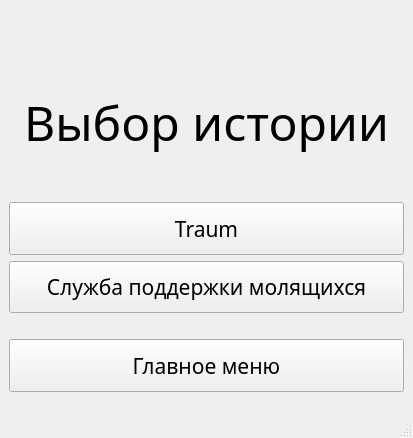
First picture: the form in CourseWork/choosingstory.ui, repository Daria2001/Course_Work_TP, before the edit.
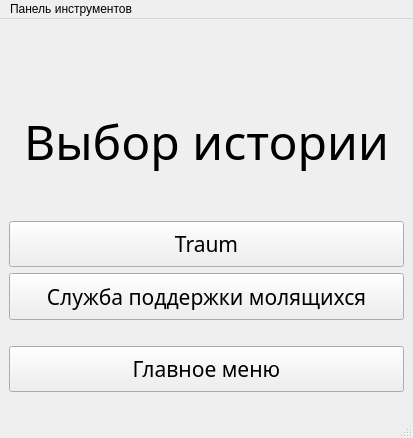
Second picture: the form after the edit.

Diff of the .ui file:
```diff
--- a/CourseWork/choosingstory.ui
+++ b/CourseWork/choosingstory.ui
@@ -202,6 +202,15 @@
      <height>21</height>
     </rect>
    </property>
+   <widget class="QMenu" name="menu">
+    <property name="title">
+     <string>Панель инструментов</string>
+    </property>
+    <addaction name="action_5"/>
+    <addaction name="action_3"/>
+    <addaction name="action_4"/>
+   </widget>
+   <addaction name="menu"/>
   </widget>
   <widget class="QStatusBar" name="statusbar">
    <property name="sizeGripEnabled">
```
Left out of the diff: 15 changed lines with no effect on the pictures.
